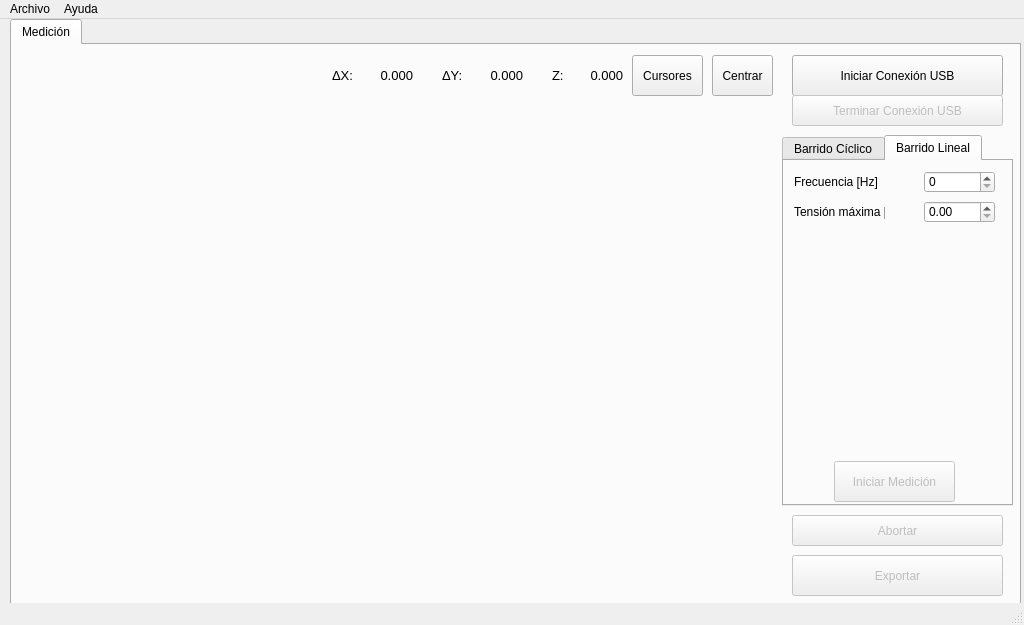
Before: the Qt Designer form qt/mainwindow.ui in potenciostato/potenciostato, drawn with Qt 5.
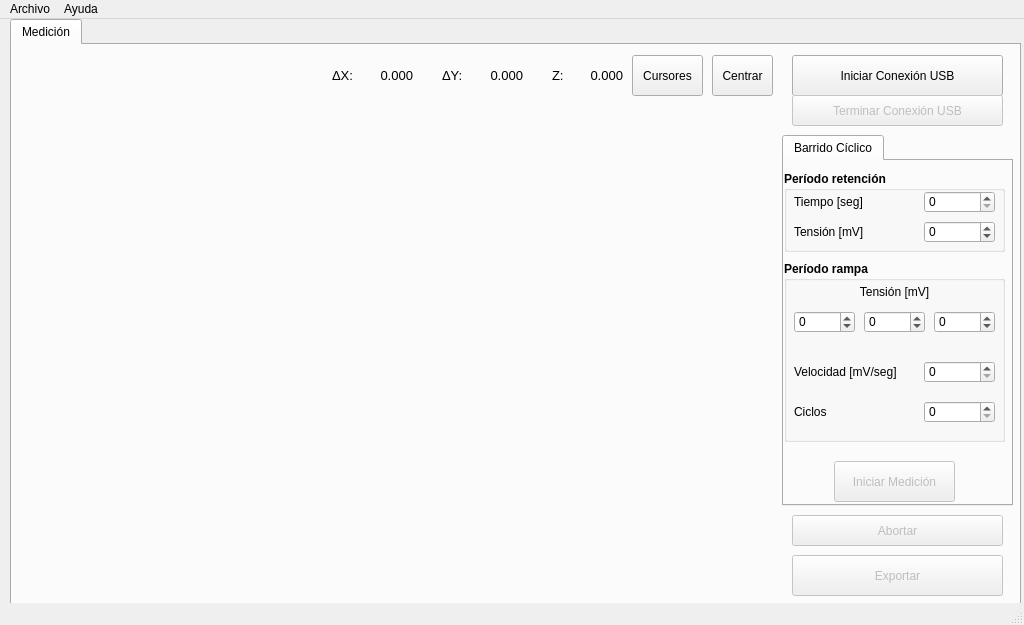
After: the same form once the commit is applied. The open tabs and pages were chosen to show the change. Custom widgets are drawn as their Qt base class.

Commit message: Limpieza del QT: Lineal y demo

The edit to the form file:
```diff
--- a/qt/mainwindow.ui
+++ b/qt/mainwindow.ui
@@ -509,113 +509,6 @@
         </property>
        </widget>
       </widget>
-      <widget class="QWidget" name="tabLineal">
-       <attribute name="title">
-        <string>Barrido Lineal</string>
-       </attribute>
-       <widget class="QDoubleSpinBox" name="Num_HzLineal">
-        <property name="geometry">
-         <rect>
-          <x>140</x>
-          <y>10</y>
-          <width>71</width>
-          <height>22</height>
-         </rect>
-        </property>
-        <property name="font">
-         <font>
-          <pointsize>9</pointsize>
-         </font>
-        </property>
-        <property name="decimals">
-         <number>0</number>
-        </property>
-        <property name="maximum">
-         <double>10000.000000000000000</double>
-        </property>
-        <property name="singleStep">
-         <double>1.000000000000000</double>
-        </property>
-       </widget>
-       <widget class="QLabel" name="Lb_HzLineal">
-        <property name="geometry">
-         <rect>
-          <x>10</x>
-          <y>10</y>
-          <width>91</width>
-          <height>21</height>
-         </rect>
-        </property>
-        <property name="font">
-         <font>
-          <pointsize>9</pointsize>
-         </font>
-        </property>
-        <property name="text">
-         <string>Frecuencia [Hz]</string>
-        </property>
-       </widget>
-       <widget class="QDoubleSpinBox" name="Num_VLineal">
-        <property name="geometry">
-         <rect>
-          <x>140</x>
-          <y>40</y>
-          <width>71</width>
-          <height>22</height>
-         </rect>
-        </property>
-        <property name="font">
-         <font>
-          <pointsize>9</pointsize>
-         </font>
-        </property>
-        <property name="maximum">
-         <double>3.300000000000000</double>
-        </property>
-        <property name="singleStep">
-         <double>0.100000000000000</double>
-        </property>
-       </widget>
-       <widget class="QLabel" name="Lb_VLineal">
-        <property name="geometry">
-         <rect>
-          <x>10</x>
-          <y>40</y>
-          <width>91</width>
-          <height>21</height>
-         </rect>
-        </property>
-        <property name="font">
-         <font>
-          <pointsize>9</pointsize>
-         </font>
-        </property>
-        <property name="text">
-         <string>Tensión máxima [V]</string>
-        </property>
-       </widget>
-       <widget class="QPushButton" name="Bt_IniciarLineal">
-        <property name="enabled">
-         <bool>false</bool>
-        </property>
-        <property name="geometry">
-         <rect>
-          <x>50</x>
-          <y>300</y>
-          <width>121</width>
-          <height>41</height>
-         </rect>
-        </property>
-        <property name="font">
-         <font>
-          <pointsize>9</pointsize>
-         </font>
-        </property>
-        <property name="text">
-         <string>Iniciar Medición</string>
-        </property>
-       </widget>
-      </widget>
      </widget>
      <widget class="QPushButton" name="Bt_AutoCentrar">
       <property name="geometry">
```
The commit also changes 4 other files.
